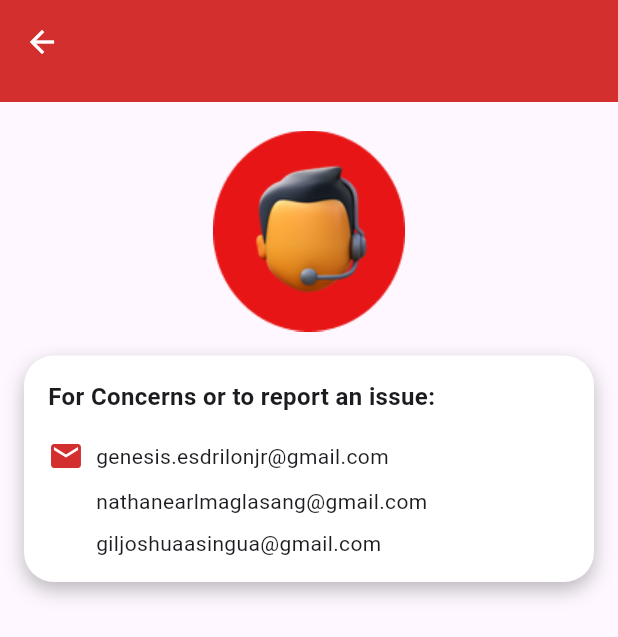
After one commit to Sliceofbanana/buoy_watch, a Flutter app: the ContactUsScreen screen opened directly, on a phone screen of 412 x 824 dp. The commit adds this screen. Shown: the top 637 px of the screen. Run offline on Flutter 3.47's test engine with Material 3 defaults, Android fonts, the phone set to English and light mode, and no system bars; our stand-ins replace google_maps_flutter, sliding_up_panel.

Commit message:
UPDATE: Contact US

```diff
--- a/lib/AboutUsScreen.dart
+++ b/lib/AboutUsScreen.dart
@@ -5,13 +5,6 @@ class AboutUsScreen extends StatelessWidget {
   Widget build(BuildContext context) {
     return Scaffold(
       appBar: AppBar(
-        title: Text(
-          'ABOUT THE RESEARCHERS',
-          style: TextStyle(
-            color: Colors.white,
-            fontWeight: FontWeight.w800,
-          ),
-        ),
         backgroundColor: Colors.red[700],
         iconTheme: IconThemeData(
           color: Colors.white, // Change the back arrow to white
--- /dev/null
+++ b/lib/ContactUsScreen.dart
@@ -0,0 +1,104 @@
+import 'package:flutter/material.dart';
+
+class ContactUsScreen extends StatelessWidget {
+  @override
+  Widget build(BuildContext context) {
+    return Scaffold(
+      appBar: AppBar(
+        backgroundColor: Colors.red[700],
+        iconTheme: IconThemeData(
+          color: Colors.white, // Change the back arrow to white
+        ),
+      ),
+      body: SingleChildScrollView(
+        child: Column(
+          children: [
+            Container(
+              width: double.infinity,
+              height: 12,
+              decoration: BoxDecoration(
+                color: Colors.red[700],
+              ),
+            ),
+            Container(
+              width: 29.25,
+              height: 19,
+            ),
+            Image.asset(
+              "assets/Group 21.png",
+              width: 128,
+              height: 134,
+            ),
+            Container(
+              width: 383,
+              decoration: BoxDecoration(
+                borderRadius: BorderRadius.circular(20),
+                color: Colors.white, // Set background color to white
+                boxShadow: [
+                  BoxShadow(
+                    color: Colors.black26,
+                    blurRadius: 10,
+                    offset: Offset(0, 5),
+                  ),
+                ],
+              ),
+              margin: EdgeInsets.all(16.0),
+              padding: EdgeInsets.all(16.0),
+              child: Column(
+                crossAxisAlignment: CrossAxisAlignment.start,
+                children: [
+                  Text(
+                    "For Concerns or to report an issue:",
+                    style: TextStyle(
+                      fontSize: 16, // Increased font size
+                      fontWeight: FontWeight.bold, // Made text bold
+                    ),
+                  ),
+                  SizedBox(height: 16.0),
+                  Row(
+                    children: [
+                      Icon(Icons.email, color: Colors.red[700]),
+                      SizedBox(width: 8.0),
+                      Text(
+                        "genesis.esdrilonjr@gmail.com",
+                        style: TextStyle(
+                          fontSize: 14,
+                          fontWeight: FontWeight.w400,
+                        ),
+                      ),
+                    ],
+                  ),
+                  SizedBox(height: 8.0),
+                  Padding(
+                    padding:
+                        const EdgeInsets.only(left: 32.0), // Align other emails
+                    child: Column(
+                      crossAxisAlignment: CrossAxisAlignment.start,
+                      children: [
+                        Text(
+                          "nathanearlmaglasang@gmail.com",
+                          style: TextStyle(
+                            fontSize: 14,
+                            fontWeight: FontWeight.w400,
+                          ),
+                        ),
+                        SizedBox(height: 8.0),
+                        Text(
+                          "giljoshuaasingua@gmail.com",
+                          style: TextStyle(
+                            fontSize: 14,
+                            fontWeight: FontWeight.w400,
+                          ),
+                        ),
+                      ],
+                    ),
+                  ),
+                ],
+              ),
+            ),
+          ],
+        ),
+      ),
+    );
+  }
+}
--- a/lib/main.dart
+++ b/lib/main.dart
@@ -7,6 +7,7 @@ import 'package:flutter/services.dart' show rootBundle;
 
 import 'panel_widget.dart';
 import 'AboutUsScreen.dart';
+import 'ContactUsScreen.dart';
 
 void main() {
   runApp(MyApp());
@@ -177,9 +178,9 @@ class _MapScreenState extends State<MapScreen> {
               },
             ),
             ListTile(
-              leading: Icon(Icons.feedback),
+              leading: Icon(Icons.support_agent),
               title: Text(
-                'Feedback',
+                'Contact Us',
                 style: TextStyle(
                   fontSize: 16,
                   fontWeight: FontWeight.w500,
@@ -187,7 +188,10 @@ class _MapScreenState extends State<MapScreen> {
               ),
               onTap: () {
                 Navigator.pop(context);
-                _isDrawerOpenNotifier.value = false;
+                Navigator.push(
+                  context,
+                  MaterialPageRoute(builder: (context) => ContactUsScreen()),
+                );
               },
             ),
           ],
@@ -195,9 +199,21 @@ class _MapScreenState extends State<MapScreen> {
       ),
       body: Stack(
         children: [
+          GestureDetector(
+            onPanUpdate: (details) {
+              // Check if the panel is closed or not
+              if (!_isPanelOpenNotifier.value) {
+                _googleMapController.moveCamera(CameraUpdate.scrollBy(
+                  -details.delta.dx,
+                  -details.delta.dy,
+                ));
+              }
+            },
+          ),
           GoogleMap(
             myLocationButtonEnabled: false,
-            zoomControlsEnabled: true, // Enable zoom controls
+            zoomControlsEnabled: false, // Disable zoom controls
+            zoomGesturesEnabled: true, // Enable zoom gestures
             initialCameraPosition: _initialCameraPosition,
             onMapCreated: (controller) => _googleMapController = controller,
             markers: _markers,
@@ -468,7 +484,12 @@ class _MapScreenState extends State<MapScreen> {
                   backgroundColor: Theme.of(context).primaryColor,
                   foregroundColor: Colors.black,
                   onPressed: () => _googleMapController.animateCamera(
-                    CameraUpdate.newCameraPosition(_initialCameraPosition),
+                    CameraUpdate.newCameraPosition(
+                      CameraPosition(
+                        target: LatLng(11.083018, 123.931450),
+                        zoom: 16.5, // Reset zoom level to 16.5
+                      ),
+                    ),
                   ),
                   child: const Icon(Icons.center_focus_strong),
                 ),
--- a/pubspec.yaml
+++ b/pubspec.yaml
@@ -66,6 +66,7 @@ flutter:
     - assets/Ellipse 6.png
     - assets/Ellipse 7.png
     - assets/Ellipse 8.png
+    - assets/Group 21.png
 
   # To add assets to your application, add an assets section, like this:
   # assets:
```
Also changed, not shown: assets/Group 21.png (added).
